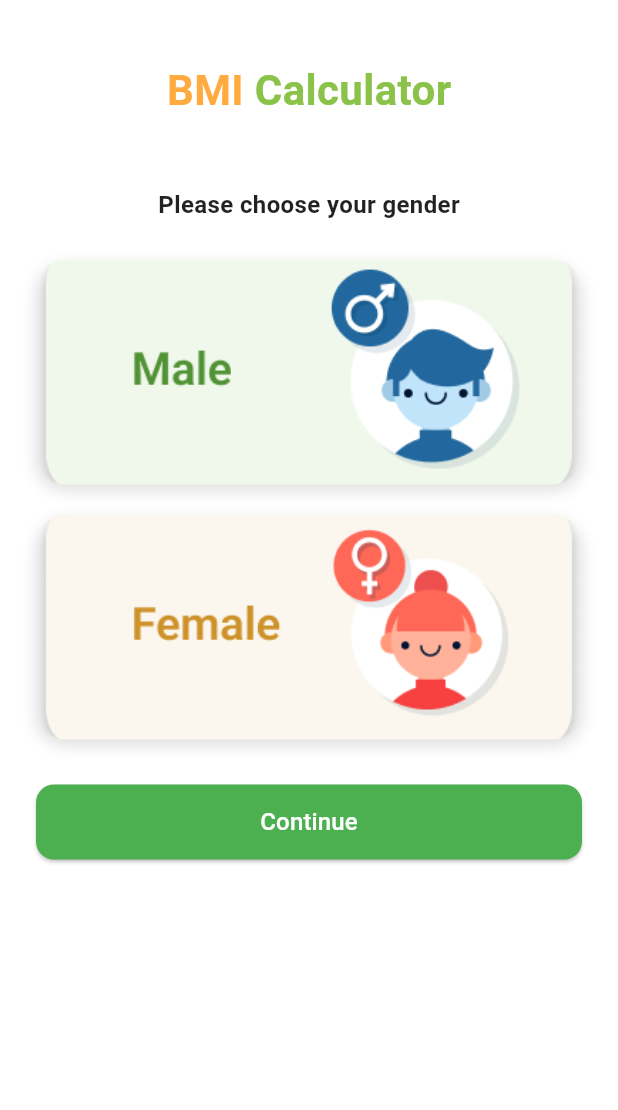
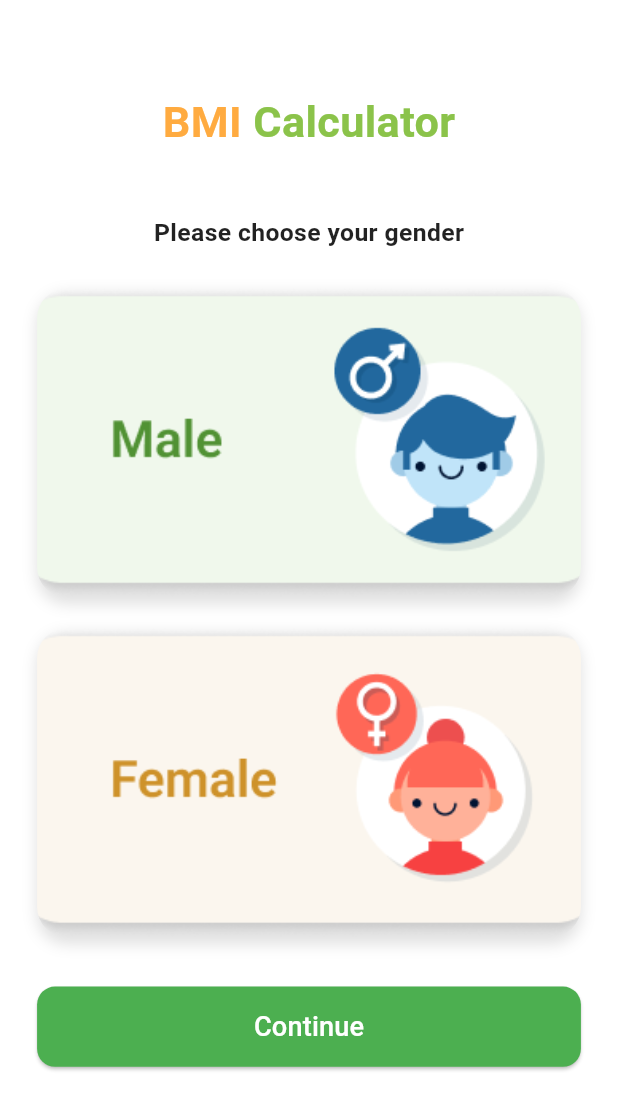
Before and after one commit to Manar-Elhabbal7/BMI, a Flutter app: the screen it shows after launch, on a phone screen of 412 x 824 dp. Shown: the top 1110 px of the screen. Run offline on Flutter 3.47's test engine with Material 3 defaults, Android fonts, the phone set to English and light mode, and no system bars; our stand-ins replace google_fonts.

Commit message:
done on mobile

```diff
--- a/lib/screen1.dart
+++ b/lib/screen1.dart
@@ -11,21 +11,28 @@ class Screen1 extends StatefulWidget {
 
 class _Screen1State extends State<Screen1> {
   Color selected = Colors.green;
-  String gender ='Male';
+  String gender = 'Male';
+
   @override
   Widget build(BuildContext context) {
+    final screenHeight = MediaQuery.of(context).size.height;
+
     return Scaffold(
       body: Padding(
-        padding: const EdgeInsets.symmetric(horizontal: 24, vertical: 40),
+        padding: EdgeInsets.symmetric(
+          horizontal: screenHeight * 0.03,
+          vertical: screenHeight * 0.05,
+        ),
         child: Column(
           children: [
+            const SizedBox(height:20),
             Row(
               mainAxisAlignment: MainAxisAlignment.center,
               children: [
                 Text(
                   'BMI ',
                   style: GoogleFonts.roboto(
-                    fontSize: 28,
+                    fontSize: screenHeight * 0.035,
                     fontWeight: FontWeight.bold,
                     color: Colors.orangeAccent,
                   ),
@@ -33,53 +40,55 @@ class _Screen1State extends State<Screen1> {
                 Text(
                   'Calculator',
                   style: GoogleFonts.roboto(
-                    fontSize: 28,
+                    fontSize: screenHeight * 0.035,
                     fontWeight: FontWeight.bold,
                     color: Colors.lightGreen,
                   ),
                 ),
               ],
             ),
-            const SizedBox(height: 45),
+            SizedBox(height: screenHeight * 0.05),
             Text(
               'Please choose your gender',
               style: GoogleFonts.roboto(
                 color: Colors.black87,
-                fontSize: 16,
+                fontSize: screenHeight * 0.02,
                 fontWeight: FontWeight.w700,
               ),
             ),
-            const SizedBox(height: 25),
+            SizedBox(height: screenHeight * 0.03),
             Column(
               mainAxisAlignment: MainAxisAlignment.spaceEvenly,
               children: [
                 GenderCard(
                   imagePath: 'assets/male.png',
+                  height: screenHeight * 0.25,
                   onTap: () {
                     setState(() {
                       selected = const Color(0xFF22689E);
-                    });
                       gender = "Male";
                       debugPrint('Male selected');
+                    });
                   },
                 ),
-                const SizedBox(height: 20),
+                SizedBox(height: screenHeight * 0.025),
                 GenderCard(
                   imagePath: 'assets/female.png',
+                  height: screenHeight * 0.25,
                   onTap: () {
                     setState(() {
                       selected = const Color(0xFFFF6757);
-                    });
                       gender = "Female";
                       debugPrint('Female selected');
+                    });
                   },
                 ),
               ],
             ),
-            const SizedBox(height: 30),
+            SizedBox(height: screenHeight * 0.04),
             SizedBox(
               width: double.infinity,
-              height: 50,
+              height: screenHeight * 0.065,
               child: ElevatedButton(
                 style: ElevatedButton.styleFrom(
                   backgroundColor: selected,
@@ -95,12 +104,11 @@ class _Screen1State extends State<Screen1> {
                     ),
                   );
                 },
-
-                child: const Text(
+                child: Text(
                   'Continue',
                   style: TextStyle(
                     color: Colors.white,
-                    fontSize: 16,
+                    fontSize: screenHeight * 0.022,
                     fontWeight: FontWeight.w500,
                   ),
                 ),
@@ -116,8 +124,14 @@ class _Screen1State extends State<Screen1> {
 class GenderCard extends StatelessWidget {
   final String imagePath;
   final VoidCallback onTap;
+  final double height;
 
-  const GenderCard({super.key, required this.imagePath, required this.onTap});
+  const GenderCard({
+    super.key,
+    required this.imagePath,
+    required this.onTap,
+    required this.height,
+  });
 
   @override
   Widget build(BuildContext context) {
@@ -126,7 +140,7 @@ class GenderCard extends StatelessWidget {
       onTap: onTap,
       child: Container(
         width: double.infinity,
-        height: 150,
+        height: height,
         decoration: BoxDecoration(
           borderRadius: BorderRadius.circular(20),
           boxShadow: [
```
Also changed, not shown: lib/screen2.dart (+69 -65 lines). Lines whose indentation alone changed are shown as unchanged.
